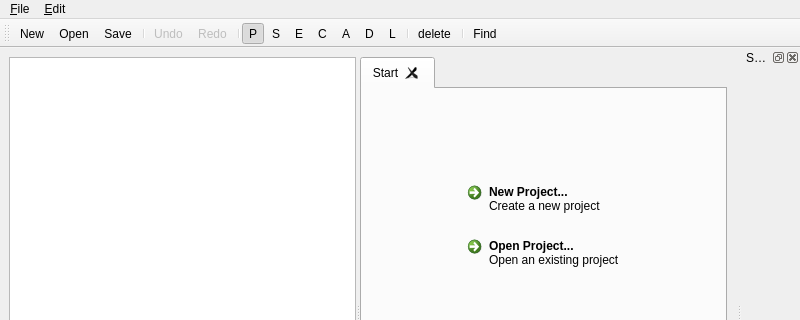
kingnak/GameGenerator, file GGEditor_src/ggmainwindow.ui: the form before one commit; both pictures show x 0 to 800 and y 0 to 320 of the 800 by 600 pixel window.
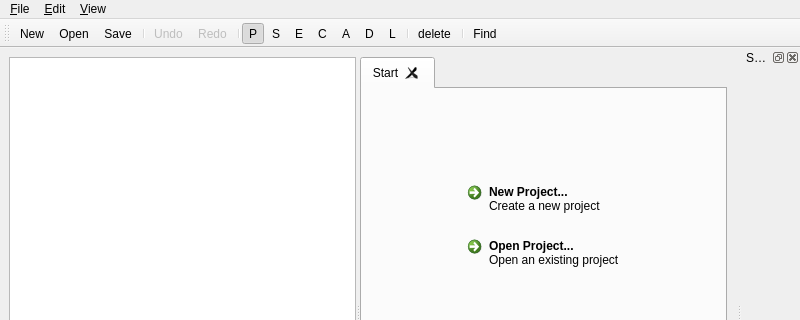
The form after the commit. The open tabs and pages were chosen to show the change. Icons and pictures are not drawn. Custom widgets are drawn as their Qt base class.

```diff
--- a/GGEditor_src/ggmainwindow.ui
+++ b/GGEditor_src/ggmainwindow.ui
@@ -268,8 +268,15 @@
     <addaction name="action_Variables"/>
     <addaction name="actionMedia"/>
    </widget>
+   <widget class="QMenu" name="menu_View">
+    <property name="title">
+     <string>&amp;View</string>
+    </property>
+    <addaction name="action_Show_search_results"/>
+   </widget>
    <addaction name="menu_File"/>
    <addaction name="menu_Edit"/>
+   <addaction name="menu_View"/>
   </widget>
   <widget class="QStatusBar" name="statusbar"/>
   <widget class="QToolBar" name="toolBar">
```
Left out of the diff: 25 changed lines with no effect on the pictures.
